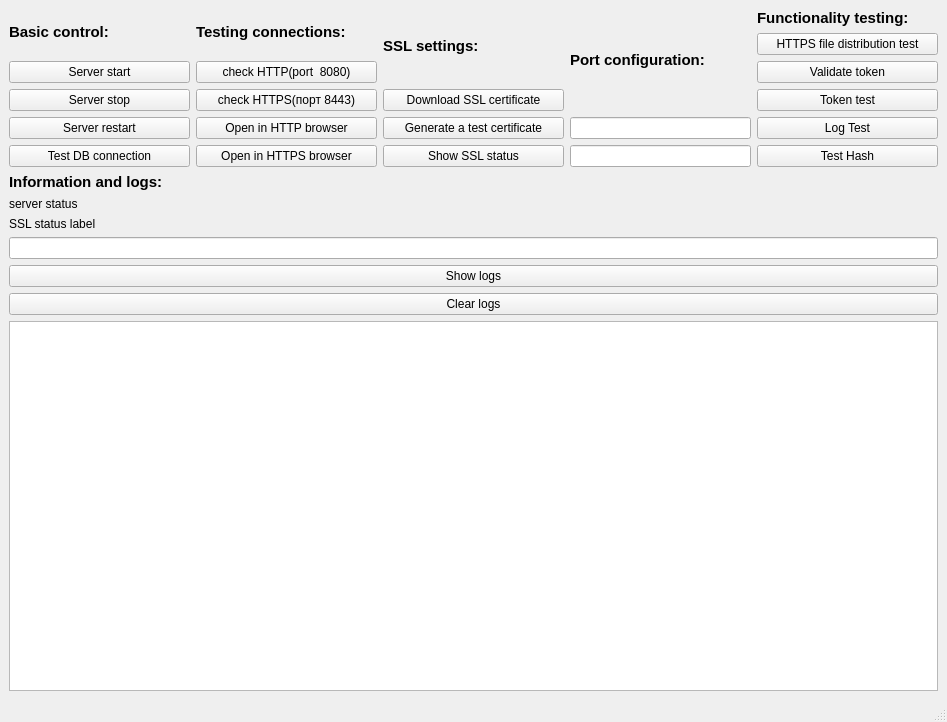
The window that mainwindow.ui (Miskiv-Andrew/ASIDC-SERVER) describes before a commit, drawn with Qt 5.
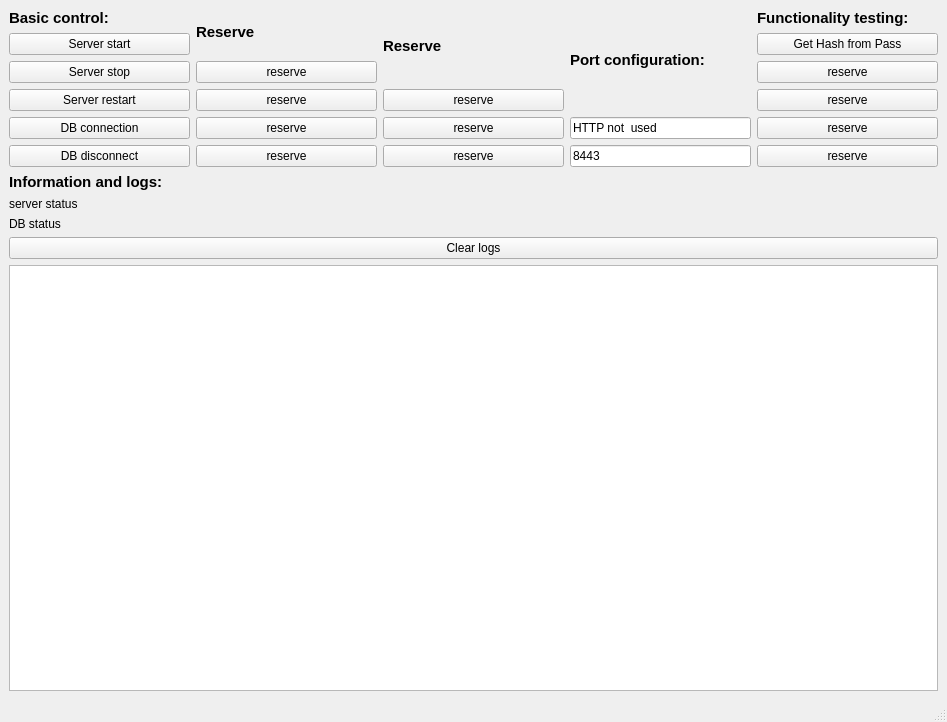
The same window after the commit.

Diff of the .ui file:
```diff
--- a/mainwindow.ui
+++ b/mainwindow.ui
@@ -54,7 +54,14 @@
       <item>
        <widget class="QPushButton" name="btnTestDbConnect">
         <property name="text">
-         <string>Test DB connection</string>
+         <string>DB connection</string>
+        </property>
+       </widget>
+      </item>
+      <item>
+       <widget class="QPushButton" name="btnDBdisconnect">
+        <property name="text">
+         <string>DB disconnect</string>
         </property>
        </widget>
       </item>
@@ -71,35 +78,35 @@
          </font>
         </property>
         <property name="text">
-         <string>Testing connections:</string>
+         <string>Reserve</string>
         </property>
        </widget>
       </item>
       <item>
        <widget class="QPushButton" name="btnTestHTTP">
         <property name="text">
-         <string>check HTTP(port  8080)</string>
+         <string>reserve</string>
         </property>
        </widget>
       </item>
       <item>
        <widget class="QPushButton" name="btnTestHTTPS">
         <property name="text">
-         <string>check HTTPS(порт 8443)</string>
+         <string>reserve</string>
         </property>
        </widget>
       </item>
       <item>
        <widget class="QPushButton" name="btnOpenBrowserHTTP">
         <property name="text">
-         <string>Open in HTTP browser</string>
+         <string>reserve</string>
         </property>
        </widget>
       </item>
       <item>
        <widget class="QPushButton" name="btnOpenBrowserHTTPS">
         <property name="text">
-         <string>Open in HTTPS browser</string>
+         <string>reserve</string>
         </property>
        </widget>
       </item>
@@ -116,28 +123,28 @@
          </font>
         </property>
         <property name="text">
-         <string>SSL settings:</string>
+         <string>Reserve</string>
         </property>
        </widget>
       </item>
       <item>
        <widget class="QPushButton" name="btnLoadSSLCert">
         <property name="text">
-         <string>Download SSL certificate</string>
+         <string>reserve</string>
         </property>
        </widget>
       </item>
       <item>
        <widget class="QPushButton" name="btnGenerateTestCert">
         <property name="text">
-         <string>Generate a test certificate</string>
+         <string>reserve</string>
         </property>
        </widget>
       </item>
       <item>
        <widget class="QPushButton" name="btnSSLStatus">
         <property name="text">
-         <string>Show SSL status</string>
+         <string>reserve</string>
         </property>
        </widget>
       </item>
@@ -166,6 +173,9 @@
           <verstretch>0</verstretch>
          </sizepolicy>
         </property>
+        <property name="text">
+         <string>HTTP not  used</string>
+        </property>
        </widget>
       </item>
       <item>
@@ -176,6 +186,9 @@
           <verstretch>0</verstretch>
          </sizepolicy>
         </property>
+        <property name="text">
+         <string>8443</string>
+        </property>
        </widget>
       </item>
      </layout>
@@ -195,38 +208,38 @@
         </property>
        </widget>
       </item>
+      <item>
+       <widget class="QPushButton" name="pushButton_2">
+        <property name="text">
+         <string>Get Hash from Pass</string>
+        </property>
+       </widget>
+      </item>
       <item>
        <widget class="QPushButton" name="btnTestFileServe">
         <property name="text">
-         <string>HTTPS file distribution test</string>
+         <string>reserve</string>
         </property>
        </widget>
       </item>
       <item>
        <widget class="QPushButton" name="btnTestAPI">
         <property name="text">
-         <string>Validate token</string>
+         <string>reserve</string>
         </property>
        </widget>
       </item>
       <item>
        <widget class="QPushButton" name="pushButton_13">
         <property name="text">
-         <string>Token test</string>
+         <string>reserve</string>
         </property>
        </widget>
       </item>
       <item>
        <widget class="QPushButton" name="pushButton">
         <property name="text">
-         <string>Log Test</string>
-        </property>
-       </widget>
-      </item>
-      <item>
-       <widget class="QPushButton" name="pushButton_2">
-        <property name="text">
-         <string>Test Hash</string>
+         <string>reserve</string>
         </property>
        </widget>
       </item>
@@ -257,17 +270,7 @@
       <item>
        <widget class="QLabel" name="lblSSLStatus">
         <property name="text">
-         <string>SSL status label</string>
-        </property>
-       </widget>
-      </item>
-      <item>
-       <widget class="QLineEdit" name="txtToken"/>
-      </item>
-      <item>
-       <widget class="QPushButton" name="btnShowLogs">
-        <property name="text">
-         <string>Show logs</string>
+         <string>DB status</string>
         </property>
        </widget>
       </item>
```
Left out of the diff: 4 changed lines with no effect on the pictures.
